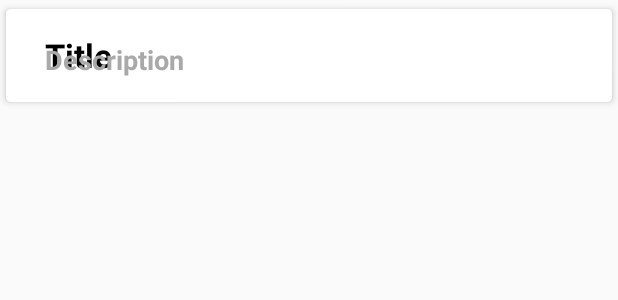
After one commit to udbhav-chugh/Smart_India_Hackathon_CodeRescue, an Android app: the layout victim_location_card.xml on its own in the app's theme, with its tools: preview values and no code run, on a phone screen of 412 x 824 dp. The commit adds this screen. Shown: the top 300 px of the screen. Run offline under Robolectric (Android 15) with nearby library versions, the phone set to English and light mode, and no system bars.

Commit message:
Go to find path activity on click of recycler view card

```diff
--- a/app/app/src/main/AndroidManifest.xml
+++ b/app/app/src/main/AndroidManifest.xml
@@ -15,6 +15,7 @@
         android:theme="@style/AppTheme"
         android:usesCleartextTraffic="true"
         tools:targetApi="m">
+        <activity android:name=".Activities.PathToVictimActivity"></activity>
         <activity
             android:name=".Activities.MainDashboardActivity"
             android:label="@string/title_activity_main_dashboard"
--- a/app/app/src/main/java/com/example/coderescue/Activities/VictimNotifications.java
+++ b/app/app/src/main/java/com/example/coderescue/Activities/VictimNotifications.java
@@ -191,7 +191,6 @@ public class VictimNotifications extends AppCompatActivity {
                                     }
                                 }
                                 myAdapter=new NotificationAdapter(c,models);
-                                myAdapter.notifyDataSetChanged();
                                 mRecylcerView.setAdapter(myAdapter);
                                 prog.setVisibility(View.GONE);
 
--- a/app/app/src/main/java/com/example/coderescue/NotificationAdapter.java
+++ b/app/app/src/main/java/com/example/coderescue/NotificationAdapter.java
@@ -28,11 +28,6 @@ public class NotificationAdapter extends RecyclerView.Adapter<NotificationHolder
 
         return new NotificationHolder(view);
     }
-    public void updateData(ArrayList<NotificationCardModel> viewModels) {
-        models.clear();
-        models.addAll(viewModels);
-        notifyDataSetChanged();
-    }
 
     @Override
     public void onBindViewHolder(@NonNull NotificationHolder myHolder, int i) {
--- /dev/null
+++ b/app/app/src/main/res/layout/victim_location_card.xml
@@ -0,0 +1,43 @@
+<?xml version="1.0" encoding="utf-8"?>
+<androidx.cardview.widget.CardView
+    xmlns:android="http://schemas.android.com/apk/res/android"
+    android:layout_width="match_parent"
+    android:layout_height="wrap_content"
+    xmlns:app="http://schemas.android.com/apk/res-auto"
+    app:cardCornerRadius="3dp"
+    app:cardElevation="3dp"
+    app:cardUseCompatPadding="true"
+    >
+
+
+    <RelativeLayout
+        android:layout_width="match_parent"
+        android:layout_height="match_parent"
+        android:padding="16dp">
+
+        <TextView
+            android:id="@+id/titleTv2"
+            android:layout_width="wrap_content"
+            android:layout_height="wrap_content"
+            android:text="Title"
+            android:textSize="22sp"
+            android:textColor="#000"
+            android:textStyle="bold"
+            android:layout_marginStart="10dp"/>
+
+        <TextView
+            android:id="@+id/descriptionTv2"
+            android:layout_width="wrap_content"
+            android:layout_height="wrap_content"
+            android:text="Description"
+            android:textSize="18sp"
+            android:textColor="#a9a9a9"
+            android:textStyle="bold"
+            android:layout_marginStart="10dp"
+            android:layout_marginTop="5dp"
+            android:layout_below="@id/titleTv"
+            />
+
+
+    </RelativeLayout>
+</androidx.cardview.widget.CardView>
```
Also changed, not shown: app/app/src/main/java/com/example/coderescue/Activities/PathToVictimActivity.java (added, +26 -0 lines), app/app/src/main/java/com/example/coderescue/Activities/RescueTeamDashboard.java (+9 -10 lines), app/app/src/main/java/com/example/coderescue/ItemClickListener.java (added, +11 -0 lines), app/app/src/main/java/com/example/coderescue/VictimLocationAdapter.java (added, +67 -0 lines), app/app/src/main/java/com/example/coderescue/VictimLocationCardModel.java (added, +38 -0 lines), app/app/src/main/java/com/example/coderescue/VictimLocationHolder.java (added, +37 -0 lines), app/app/src/main/res/layout/activity_path_to_victim.xml (added, +30 -0 lines).
